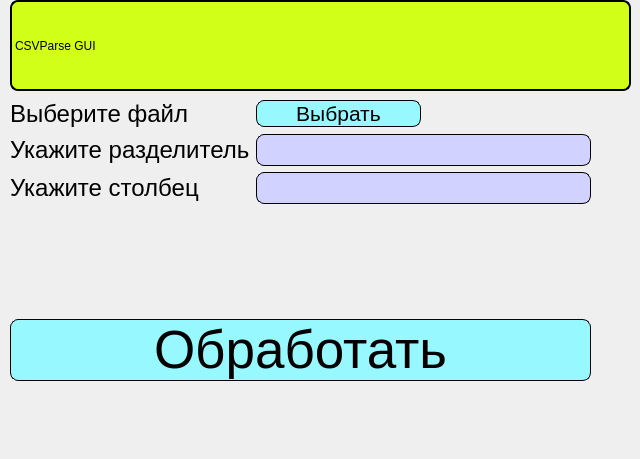
Old version of the form widget.ui in the repository coder6497/CSVParser.
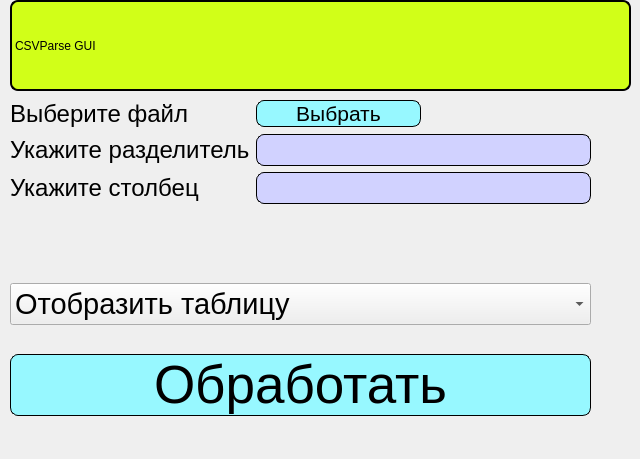
New version of the form.

Commit message: added combo box for table view and results

The edit to the form file:
```diff
--- a/widget.ui
+++ b/widget.ui
@@ -152,6 +152,23 @@
     </rect>
    </property>
    <layout class="QVBoxLayout" name="verticalLayout">
+    <item>
+     <widget class="QComboBox" name="comboBox">
+      <property name="styleSheet">
+       <string notr="true">font: 22pt;</string>
+      </property>
+      <item>
+       <property name="text">
+        <string>Отобразить таблицу</string>
+       </property>
+      </item>
+      <item>
+       <property name="text">
+        <string>Отобразить результаты</string>
+       </property>
+      </item>
+     </widget>
+    </item>
     <item>
      <widget class="QPushButton" name="pushButton_3">
       <property name="styleSheet">
```
The commit also changes 4 other files.
